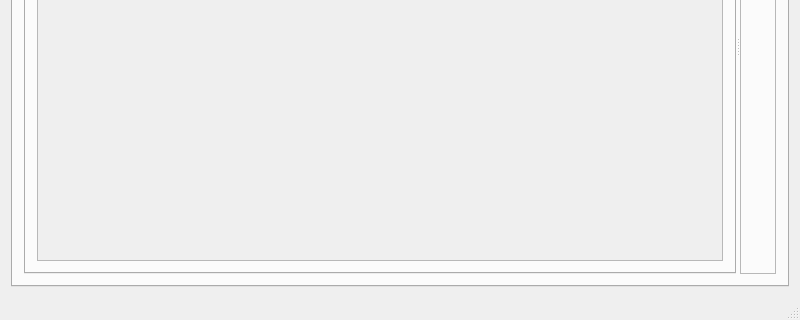
Before: the Qt Designer form Source/VoxRender/Interface/mainwindow.ui in nagyistoce/voxrender, drawn with Qt 5; both pictures show x 0 to 800 and y 280 to 600 of the 800 by 600 pixel window.
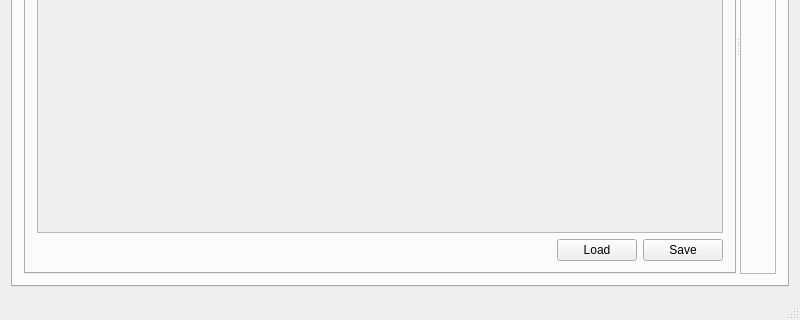
After: the same form once the commit is applied. The open tabs and pages were chosen to show the change. Icons and pictures are not drawn.

Commit message: - Removed old histogramitem class (no longer used) - Continued development on TransferWidget (partly as prep for implementing undo/redo + it isn't fully implemented) - Fixed RenderParams not defaulting to dirty on creation (inconsistent behavior) - Continued refactoring for new scene change event / locking mechanisms

Patch:
```diff
--- a/Source/VoxRender/Interface/mainwindow.ui
+++ b/Source/VoxRender/Interface/mainwindow.ui
@@ -493,7 +493,7 @@
                   <x>0</x>
                   <y>0</y>
                   <width>694</width>
-                  <height>195</height>
+                  <height>164</height>
                  </rect>
                 </property>
                 <layout class="QVBoxLayout" name="verticalLayout_4">
@@ -504,6 +504,37 @@
                </widget>
               </widget>
              </item>
+             <item>
+              <layout class="QHBoxLayout" name="horizontalLayout_6">
+               <item>
+                <spacer name="horizontalSpacer_2">
+                 <property name="orientation">
+                  <enum>Qt::Horizontal</enum>
+                 </property>
+                 <property name="sizeHint" stdset="0">
+                  <size>
+                   <width>40</width>
+                   <height>20</height>
+                  </size>
+                 </property>
+                </spacer>
+               </item>
+               <item>
+                <widget class="QPushButton" name="pushButton_loadTransfer">
+                 <property name="text">
+                  <string>Load</string>
+                 </property>
+                </widget>
+               </item>
+               <item>
+                <widget class="QPushButton" name="pushButton_saveTransfer">
+                 <property name="text">
+                  <string>Save</string>
+                 </property>
+                </widget>
+               </item>
+              </layout>
+             </item>
             </layout>
            </widget>
            <widget class="QWidget" name="tab_advanced">
```
Left out of the diff: 16 changed lines with no effect on the pictures. The commit also changes 17 other files.
